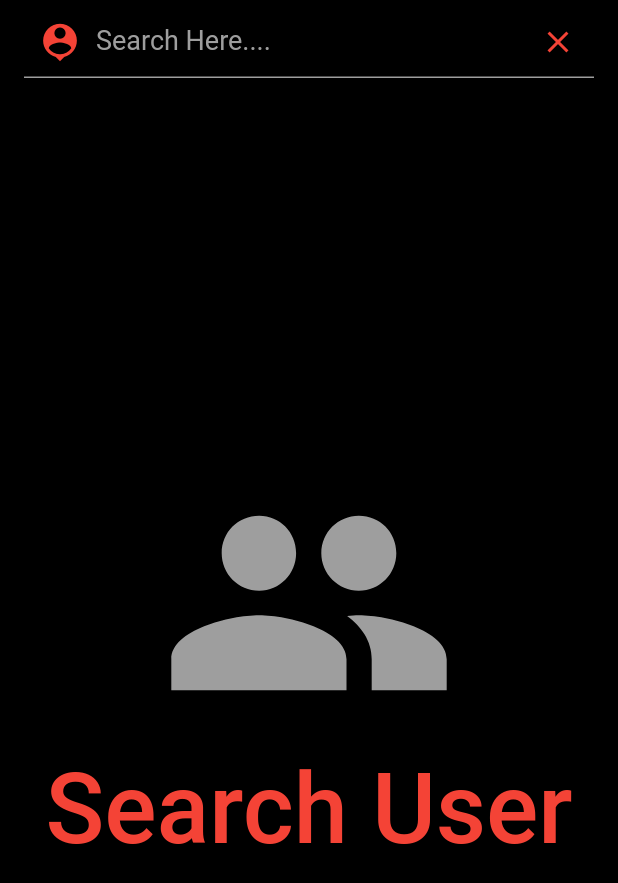
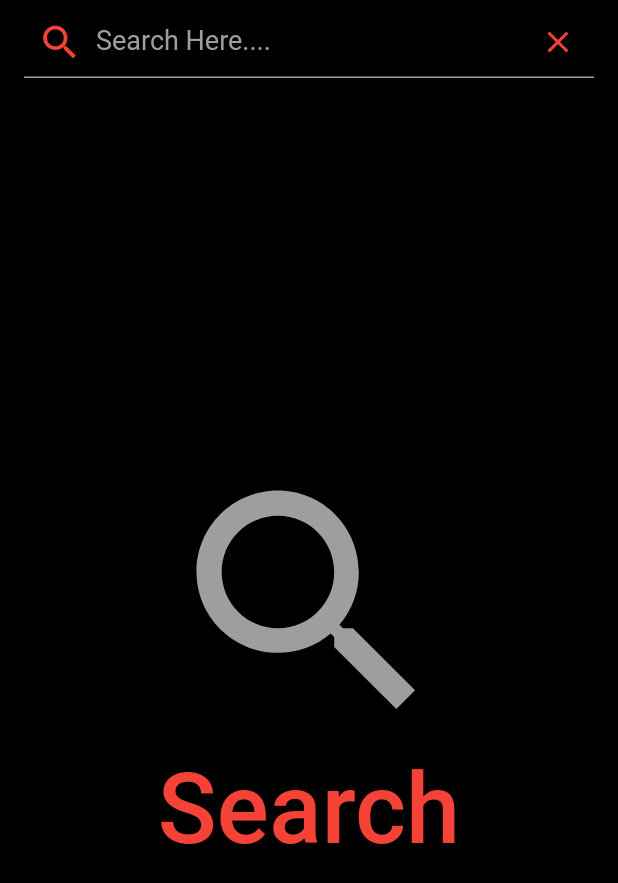
Before and after one commit to deepakaryaIn/askfourm, a Flutter app: the SearchPage screen opened directly, on a phone screen of 412 x 824 dp. Shown: the top 883 px of the screen. Run offline on Flutter 3.47's test engine with Material 2 defaults, Android fonts, the phone set to English and light mode, and no system bars; our stand-ins replace cached_network_image, cloud_firestore, firebase_messaging, firebase_storage, geolocator, google_sign_in and 2 more; accounts and stored records are empty; statements that could not run were skipped.

Commit message:
Update SearchPage.dart

```diff
--- a/lib/pages/SearchPage.dart
+++ b/lib/pages/SearchPage.dart
@@ -52,7 +52,7 @@ class _SearchPageState extends State<SearchPage>  with AutomaticKeepAliveClientM
             ),
           ),
           filled: true,
-          prefixIcon: Icon(Icons.person_pin, color: Colors.red, size: 30.0,),
+          prefixIcon: Icon(Icons.search, color: Colors.red, size: 30.0,),
           suffixIcon: IconButton(icon: Icon(Icons.clear, color:  Colors.red,), onPressed: emptyTheTextFormField,)
         ),
         onFieldSubmitted: controlSearching,
@@ -67,8 +67,8 @@ class _SearchPageState extends State<SearchPage>  with AutomaticKeepAliveClientM
         child: ListView(
           shrinkWrap: true,
           children: <Widget>[
-            Icon(Icons.group, color: Colors.grey , size: 200.0,),
-            Text("Search User",
+            Icon(Icons.search, color: Colors.grey , size: 200.0,),
+            Text("Search",
             textAlign: TextAlign.center,
               style: TextStyle(
                 color: Colors.red,
```
